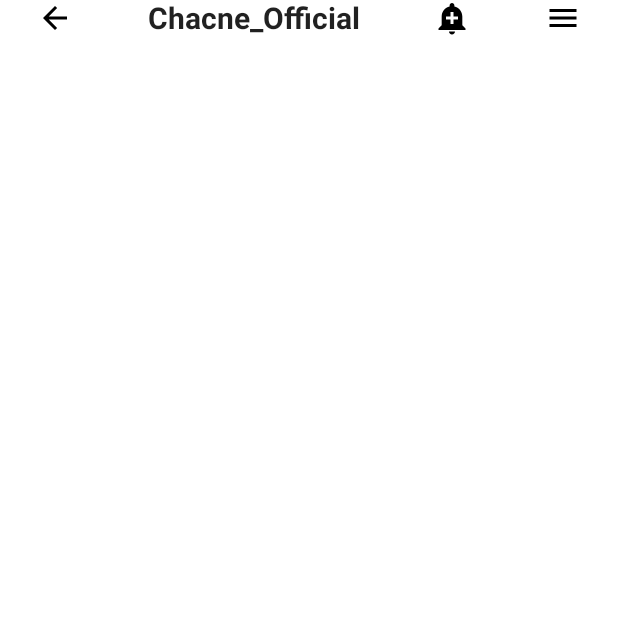
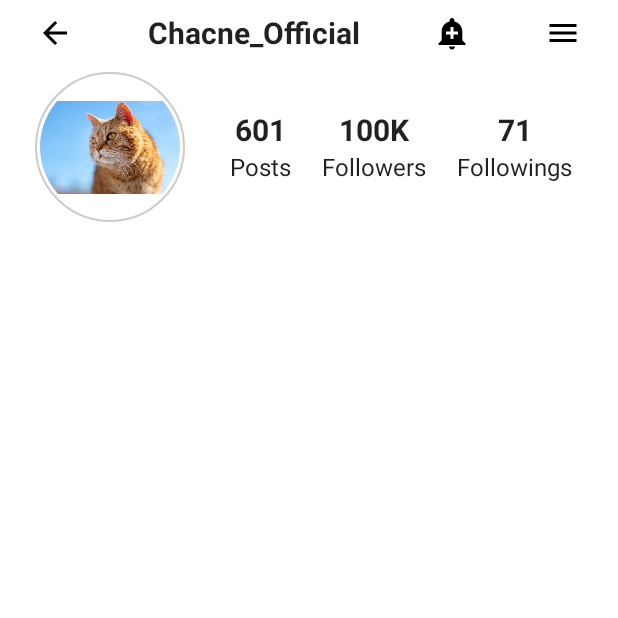
Before and after one commit to Gandarlpu/Compose_Collect, an Android app built with Jetpack Compose: the composable ProfileScreen shown on its own in the app's theme, on a phone screen of 412 x 824 dp, the top half of it. Run offline under Robolectric (Android 15) with nearby library versions, the light colour scheme and no system bars.

Commit message:
탑바, 프로필섹션 구현완료

```diff
--- a/app/src/main/java/com/example/instagram_clone/MainActivity.kt
+++ b/app/src/main/java/com/example/instagram_clone/MainActivity.kt
@@ -14,7 +14,7 @@ class MainActivity : ComponentActivity() {
     override fun onCreate(savedInstanceState: Bundle?) {
         super.onCreate(savedInstanceState)
         setContent {
-
+            ProfileScreen()
         }
     }
 }
--- a/app/src/main/java/com/example/instagram_clone/ProfileScreen.kt
+++ b/app/src/main/java/com/example/instagram_clone/ProfileScreen.kt
@@ -31,6 +31,7 @@ fun ProfileScreen(){
     ){
         TopBar(name = "Chacne_Official")
         Spacer(modifier = Modifier.height(4.dp))
+        ProfileSection()
     }
 }
 
@@ -41,11 +42,12 @@ fun TopBar(
     modifier : Modifier = Modifier
 ){
     Row(
-        //suzik
+        //수직
         verticalAlignment = Alignment.CenterVertically,
         horizontalArrangement = Arrangement.SpaceAround,
         modifier = modifier
             .fillMaxWidth()
+            .padding(vertical = 10.dp)
     ){
         Icon(
             imageVector = Icons.Default.ArrowBack,
@@ -75,7 +77,7 @@ fun TopBar(
     }
 }
 
-// profilePicture, selfContent ...
+// 프로필 사진, 구독자 수 ...
 @Composable
 fun ProfileSection(
     modifier : Modifier = Modifier
@@ -87,15 +89,20 @@ fun ProfileSection(
                 .fillMaxWidth()
                 .padding(horizontal = 20.dp) // side margine
         ){
-            RoundImage(image = painterResource(id = R.drawable.profileImage), modifier = Modifier
-                .size(100.dp)
-                .weight(3f) // 30% of all images are photos
+            RoundImage(
+                image = painterResource(id = R.drawable.profileimage),
+                modifier = Modifier
+                    .size(100.dp)
+                    .weight(3f) // 30% of all images are photos
             )
+            Spacer(modifier = Modifier.width(16.dp))
+            StateSection(modifier = Modifier.weight(7f))
         }
     }
 }
 
 // profilePicture (rounded or other decoration)
+// 15:07
 @Composable
 fun RoundImage(
     image : Painter,
@@ -104,7 +111,7 @@ fun RoundImage(
     Image(
         painter = image,
         contentDescription = "picture deco",
-        modifier = Modifier
+        modifier = modifier
             .aspectRatio(1f, matchHeightConstraintsFirst = true)
             // this widget is width is automatically assigned according to the height.
             .border(
@@ -116,3 +123,41 @@ fun RoundImage(
             .clip(CircleShape)
     )
 }
+
+// 게시글, 팔로워, 팔로윙
+@Composable
+fun StateSection(
+    modifier : Modifier = Modifier
+){
+    Row(
+        verticalAlignment = Alignment.CenterVertically,
+        horizontalArrangement = Arrangement.SpaceAround,
+        modifier = modifier
+    ) {
+        ProfileStat(numberText = "601", text = "Posts")
+        ProfileStat(numberText = "100K", text = "Followers")
+        ProfileStat(numberText = "71", text = "Followings")
+    }
+}
+
+// 숫자 뒤에 K를 붙이는 기능
+@Composable
+fun ProfileStat(
+    numberText : String,
+    text : String,
+    modifier : Modifier = Modifier
+){
+    Column(
+        verticalArrangement = Arrangement.Center,
+        horizontalAlignment = Alignment.CenterHorizontally,
+        modifier = modifier
+    ) {
+        Text(
+            text = numberText,
+            fontWeight = FontWeight.Bold,
+            fontSize = 20.sp,
+        )
+        Spacer(modifier = Modifier.height(4.dp)) // 두개의 Text사이의 간격 조절
+        Text(text = text)
+    }
+}
```
Also changed, not shown: app/src/main/res/drawable/profileimage.jpg (renamed from app/src/main/res/drawable/profileImage.jpg).
